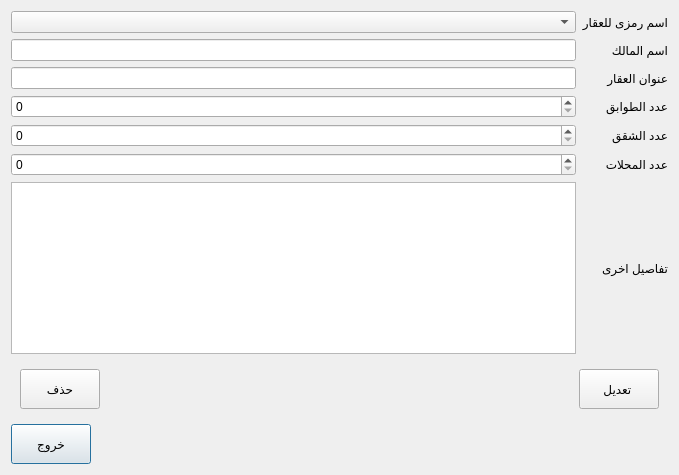
Old version of the form estatesedit.ui in the repository khaledfathi/estates.
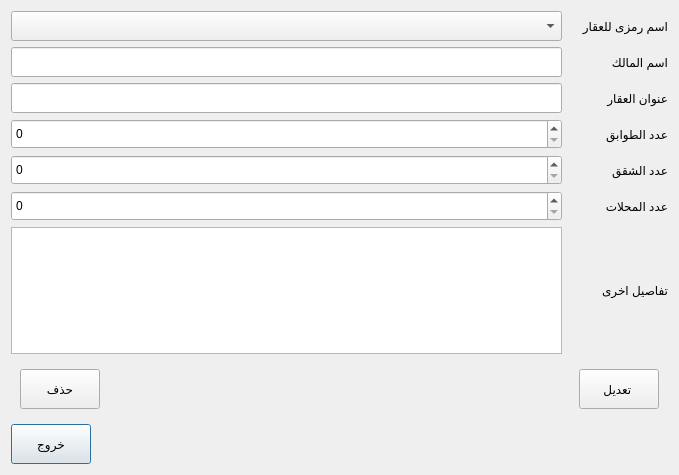
New version of the form.

```diff
--- a/estatesedit.ui
+++ b/estatesedit.ui
@@ -44,6 +44,12 @@
     <layout class="QGridLayout" name="gridLayout">
      <item row="0" column="1">
       <widget class="QLabel" name="label">
+       <property name="minimumSize">
+        <size>
+         <width>100</width>
+         <height>0</height>
+        </size>
+       </property>
        <property name="text">
         <string>اسم رمزى للعقار</string>
        </property>
@@ -51,26 +57,58 @@
      </item>
      <item row="3" column="1">
       <widget class="QLabel" name="label_4">
+       <property name="minimumSize">
+        <size>
+         <width>100</width>
+         <height>0</height>
+        </size>
+       </property>
        <property name="text">
         <string>عدد الطوابق</string>
        </property>
       </widget>
      </item>
      <item row="5" column="0">
-      <widget class="QSpinBox" name="spinBox_3"/>
+      <widget class="QSpinBox" name="spinBox_3">
+       <property name="minimumSize">
+        <size>
+         <width>0</width>
+         <height>30</height>
+        </size>
+       </property>
+      </widget>
      </item>
      <item row="4" column="1">
       <widget class="QLabel" name="label_5">
+       <property name="minimumSize">
+        <size>
+         <width>100</width>
+         <height>0</height>
+        </size>
+       </property>
        <property name="text">
         <string>عدد الشقق</string>
        </property>
       </widget>
      </item>
      <item row="3" column="0">
-      <widget class="QSpinBox" name="spinBox"/>
+      <widget class="QSpinBox" name="spinBox">
+       <property name="minimumSize">
+        <size>
+         <width>0</width>
+         <height>30</height>
+        </size>
+       </property>
+      </widget>
      </item>
      <item row="1" column="1">
       <widget class="QLabel" name="label_2">
+       <property name="minimumSize">
+        <size>
+         <width>100</width>
+         <height>0</height>
+        </size>
+       </property>
        <property name="text">
         <string>اسم المالك</string>
        </property>
@@ -81,6 +119,12 @@
      </item>
      <item row="5" column="1">
       <widget class="QLabel" name="label_6">
+       <property name="minimumSize">
+        <size>
+         <width>100</width>
+         <height>0</height>
+        </size>
+       </property>
        <property name="text">
         <string>عدد المحلات</string>
        </property>
@@ -94,19 +138,53 @@
       </widget>
      </item>
      <item row="1" column="0">
-      <widget class="QLineEdit" name="lineEdit"/>
+      <widget class="QLineEdit" name="lineEdit">
+       <property name="minimumSize">
+        <size>
+         <width>0</width>
+         <height>30</height>
+        </size>
+       </property>
+      </widget>
      </item>
      <item row="0" column="0">
-      <widget class="QComboBox" name="comboBox"/>
+      <widget class="QComboBox" name="comboBox">
+       <property name="minimumSize">
+        <size>
+         <width>0</width>
+         <height>30</height>
+        </size>
+       </property>
+      </widget>
      </item>
      <item row="4" column="0">
-      <widget class="QSpinBox" name="spinBox_2"/>
+      <widget class="QSpinBox" name="spinBox_2">
+       <property name="minimumSize">
+        <size>
+         <width>0</width>
+         <height>30</height>
+        </size>
+       </property>
+      </widget>
      </item>
      <item row="2" column="0">
-      <widget class="QLineEdit" name="lineEdit_2"/>
+      <widget class="QLineEdit" name="lineEdit_2">
+       <property name="minimumSize">
+        <size>
+         <width>0</width>
+         <height>30</height>
+        </size>
+       </property>
+      </widget>
      </item>
      <item row="6" column="1">
       <widget class="QLabel" name="label_7">
+       <property name="minimumSize">
+        <size>
+         <width>100</width>
+         <height>0</height>
+        </size>
+       </property>
        <property name="text">
         <string>تفاصيل اخرى</string>
        </property>
```
